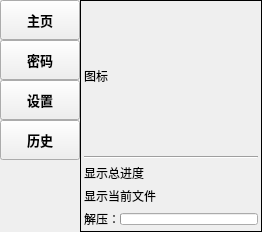
The window that ui 原文件.ui (PPJUST/OnlyUnzip) describes before a commit, drawn with Qt 5.
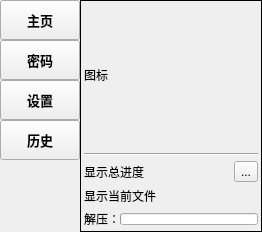
The same window after the commit. Icons and pictures are not drawn.

What changed in the file:
```diff
--- a/ui 原文件.ui
+++ b/ui 原文件.ui
@@ -251,6 +251,11 @@
          </widget>
         </item>
         <item>
+         <layout class="QHBoxLayout" name="horizontalLayout_7">
+          <property name="spacing">
+           <number>0</number>
+          </property>
+          <item>
          <widget class="QLabel" name="label_schedule_file">
           <property name="text">
            <string>显示总进度</string>
@@ -261,6 +266,19 @@
          </widget>
         </item>
         <item>
+           <widget class="QToolButton" name="button_stop">
+            <property name="text">
+             <string>...</string>
+            </property>
+            <property name="icon">
+             <iconset>
+              <normaloff>icon/中止.png</normaloff>icon/中止.png</iconset>
+            </property>
+           </widget>
+          </item>
+         </layout>
+        </item>
+        <item>
          <widget class="QLabel" name="label_current_file">
           <property name="maximumSize">
            <size>
```
Left out of the diff: 2 changed lines with no effect on the pictures. Lines whose indentation alone changed are shown as unchanged.
